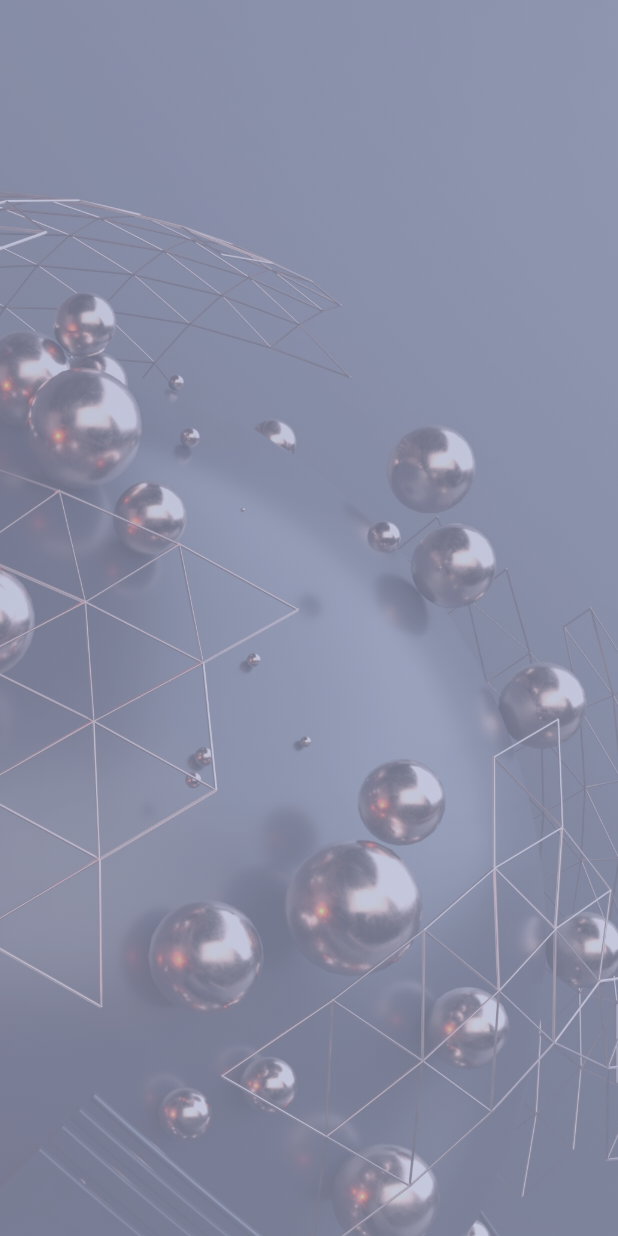
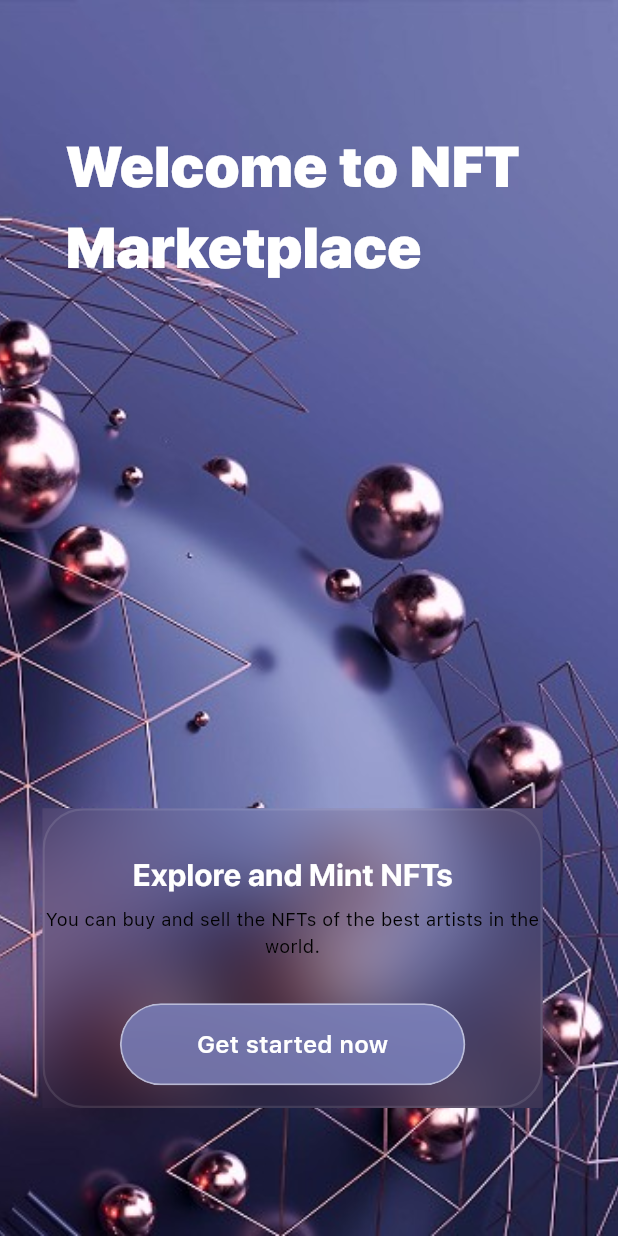
Before and after one commit to mmalizadgan/nftmarketplace, a Flutter app: the screen it shows after launch, on a phone screen of 412 x 824 dp. Run offline on Flutter 3.47's test engine with Material 3 defaults, Android fonts, the phone set to English and light mode, and no system bars; our stand-ins replace flutter_riverpod, flutter_screenutil.

Commit message:
Complete onboarding_screen and setup AppAssets class

```diff
--- a/lib/core/constants/app_assets.dart
+++ b/lib/core/constants/app_assets.dart
@@ -0,0 +1,5 @@
+class AppAssets {
+  AppAssets._();
+
+  static const String background = "assets/images/backG.jpg";
+}
--- a/lib/core/constants/app_colors.dart
+++ b/lib/core/constants/app_colors.dart
@@ -1,16 +1,5 @@
 import 'package:flutter/material.dart';
 
 class AppColors {
-  // سفید با شفافیت 20% (#FFFFFF33)
-  static const Color whiteOverlay = Color(0x33FFFFFF);
 
-  // گرادیانت ها
-  static const Color gradientStart = Color(0xFF5C609B); // معادل #5C609B
-  static const Color gradientEnd   = Color(0xFF767CB2); // معادل #767CB2
-
-  // گرادیانت دیگر (مثلا CSS linear-gradient 180deg #B6BDD0 -> #AEB4CA)
-  static const Color gradient180Start = Color(0xFFB6BDD0);
-  static const Color gradient180End   = Color(0xFFAEB4CA);
-
-  // سایر رنگ های ثابت پروژه را اینجا اضافه کن
 }
--- a/lib/core/constants/app_text_styles.dart
+++ b/lib/core/constants/app_text_styles.dart
@@ -1,25 +1,31 @@
-// import 'package:flutter/material.dart';
-// import 'package:flutter_screenutil/flutter_screenutil.dart';
+import 'package:flutter/material.dart';
+import 'package:flutter_screenutil/flutter_screenutil.dart';
 
-// class AppTextStyles {
-//   // Default Regular
-//   static TextStyle regular14 = TextStyle(
-//     fontFamily: 'SFProDisplay',
-//     fontWeight: FontWeight.w400,
-//     fontSize: 14.sp,
-//   );
+class AppTextStyles {
+  static TextStyle regular11 = TextStyle(
+    fontFamily: 'SFProText',
+    fontWeight: FontWeight.w400,
+    color: Colors.black,
+    fontSize: 11.71.sp,
+  );
+  static TextStyle semibold15 = TextStyle(
+    fontFamily: 'SFProText',
+    fontWeight: FontWeight.w600,
+    color: Colors.white,
+    fontSize: 15.32.sp,
+  );
 
-//   // Medium
-//   static TextStyle medium16 = TextStyle(
-//     fontFamily: 'SFProDisplay',
-//     fontWeight: FontWeight.w500,
-//     fontSize: 16.sp,
-//   );
+  static TextStyle medium19 = TextStyle(
+    fontFamily: 'SFProDisplay',
+    fontWeight: FontWeight.w700,
+    color: Colors.white,
+    fontSize: 19.82.sp,
+  );
 
-//   // Bold
-//   static TextStyle bold20 = TextStyle(
-//     fontFamily: 'SFProDisplay',
-//     fontWeight: FontWeight.w700,
-//     fontSize: 20.sp,
-//   );
-// }
+  static TextStyle tittle = TextStyle(
+    fontFamily: 'SFProDisplay',
+    fontWeight: FontWeight.w900,
+    color: Colors.white,
+    fontSize: 36.4.sp,
+  );
+}
--- a/lib/presentation/screens/onboarding_screen.dart
+++ b/lib/presentation/screens/onboarding_screen.dart
@@ -1,6 +1,9 @@
+import 'dart:ui';
+
 import 'package:flutter/material.dart';
 import 'package:flutter_screenutil/flutter_screenutil.dart';
-import 'package:nftmarketplace/core/constants/app_colors.dart';
+import 'package:nftmarketplace/core/constants/app_assets.dart';
+import 'package:nftmarketplace/core/constants/app_text_styles.dart';
 
 class OnboardingScreen extends StatelessWidget {
   const OnboardingScreen({super.key});
@@ -13,61 +16,104 @@ class OnboardingScreen extends StatelessWidget {
         height: double.infinity,
         decoration: BoxDecoration(
           image: DecorationImage(
-            image: AssetImage('assets/images/background.jpg'),
+            image: AssetImage(AppAssets.background),
             fit: BoxFit.cover,
-          // تنظیم موقعیت عکس
           ),
         ),
         child: Stack(
           children: [
-            // لایه 1: گرادیانت اول (139.87deg)
-            Positioned.fill(
+            SafeArea(
+              child: Padding(
+                padding: EdgeInsetsGeometry.symmetric(horizontal: 26.w),
+                child: Column(
+                  children: [
+                    SizedBox(height: 80.18.h),
+                    Text(
+                      "Welcome to NFT\nMarketplace",
+                      style: AppTextStyles.tittle,
+                    ),
+                    SizedBox(height: 331.54.h),
+                    ClipRRect(
+                      child: BackdropFilter(
+                        filter: ImageFilter.blur(sigmaX: 27.3, sigmaY: 27.3),
+                        child: Container(
+                          width: 306.31.w,
+                          height: 191.02.h,
+                          decoration: BoxDecoration(
+                            color: Colors.white.withValues(alpha: 0.01),
+                            borderRadius: BorderRadius.circular(27.3),
+                            border: Border.all(
+                              color: Colors.white.withValues(alpha: 0.1),
+                              width: 1.5,
+                            ),
+                          ),
+                          child: Column(
+                            children: [
+                              SizedBox(height: 27.3.h),
+                              Text(
+                                "Explore and Mint NFTs",
+                                style: AppTextStyles.medium19,
+                              ),
+                              SizedBox(height: 5.41.h),
+                              Text(
+                                "You can buy and sell the NFTs of the best artists in the world.",
+                                style: AppTextStyles.regular11,
+                                textAlign: TextAlign.center,
+                              ),
+                              SizedBox(height: 27.h),
+                              ClipRRect(
+                                borderRadius: BorderRadiusGeometry.circular(
+                                  33.54.r,
+                                ),
+                                child: BackdropFilter(
+                                  filter: ImageFilter.blur(
+                                    sigmaX: 67.8,
+                                    sigmaY: 67.8,
+                                  ),
                                   child: Container(
                                     decoration: BoxDecoration(
-                  gradient: LinearGradient(
-                    begin: Alignment.topLeft,
-                    end: Alignment.bottomRight,
-                    colors: [
-                      AppColors.gradientStart.withOpacity(0.5),
-                      AppColors.gradientEnd.withOpacity(0.5),
+                                      color: const Color(
+                                        0xFF97A9F6,
+                                      ).withValues(alpha: 0.5),
+                                      borderRadius: BorderRadius.circular(
+                                        33.54.r,
+                                      ),
+                                      border: Border.all(
+                                        color: Colors.white.withValues(
+                                          alpha: 0.5,
+                                        ),
+                                        width: 1.12.w,
+                                      ),
+                                    ),
+                                    child: ElevatedButton(
+                                      onPressed: () {},
+                                      style: ElevatedButton.styleFrom(
+                                        backgroundColor: Colors.transparent,
+                                        shadowColor: Colors.transparent,
+                                      ),
+                                      child: Padding(
+                                        padding: EdgeInsets.symmetric(
+                                          horizontal: 24.w,
+                                          vertical: 14.h,
+                                        ),
+                                        child: Text(
+                                          "Get started now",
+                                          style: AppTextStyles.semibold15,
+                                        ),
+                                      ),
+                                    ),
+                                  ),
+                                ),
+                              ),
                             ],
                           ),
                         ),
                       ),
                     ),
-
-            // لایه 2: گرادیانت دوم (180deg)
-            Positioned.fill(
-              child: Container(
-                decoration: BoxDecoration(
-                  gradient: LinearGradient(
-                    begin: Alignment.topCenter,
-                    end: Alignment.bottomCenter,
-                    colors: [
-                      AppColors.gradient180Start.withOpacity(0.20),
-                      AppColors.gradient180End.withOpacity(0.20),
                   ],
                 ),
               ),
             ),
-            ),
-
-            // لایه 3: سفید شفاف
-            Positioned.fill(
-              child: Container(
-                color: AppColors.whiteOverlay.withOpacity(0.2),
-              ),
-            ),
-
-            // // محتوا
-            // SafeArea(
-
-
-
-
-
-
-            // ),
           ],
         ),
       ),
```
Also changed, not shown: assets/images/Art.jpg (deleted), assets/images/Ellipse 1429.png (deleted), assets/images/backG.jpg (added), assets/images/background.jpg (deleted), assets/images/bg.jpg (deleted). Lines whose indentation alone changed are shown as unchanged.
